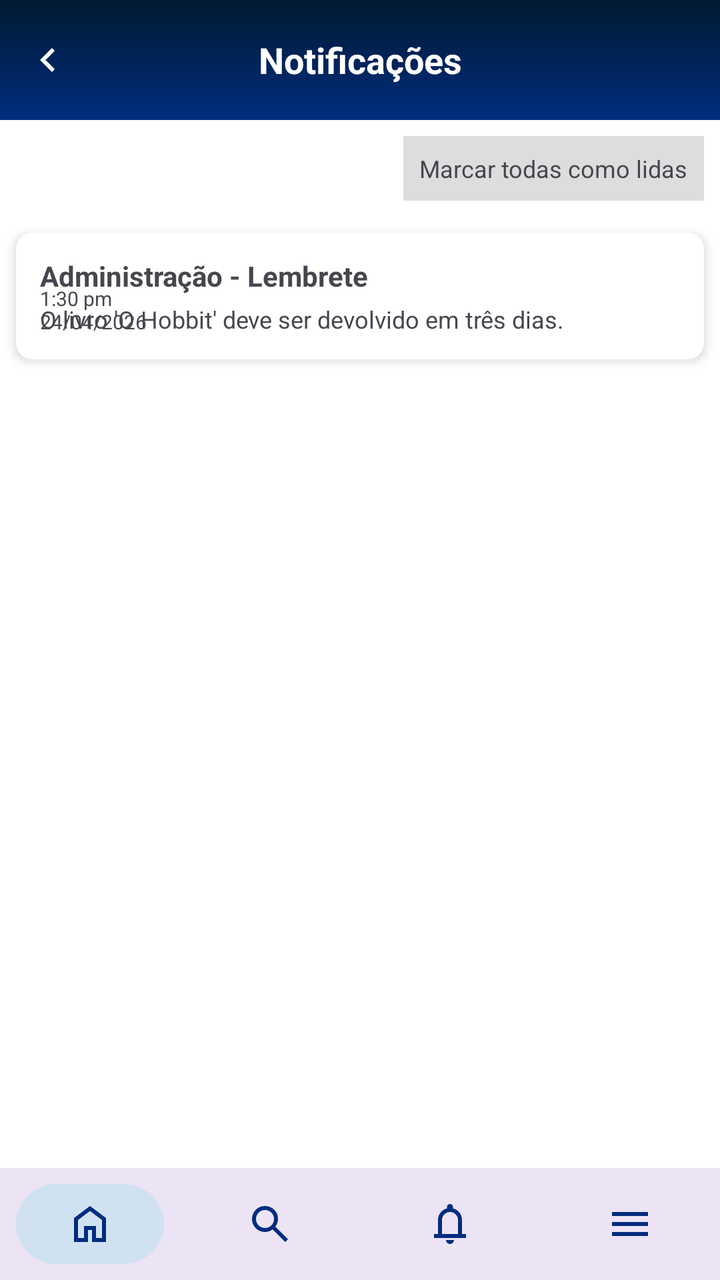
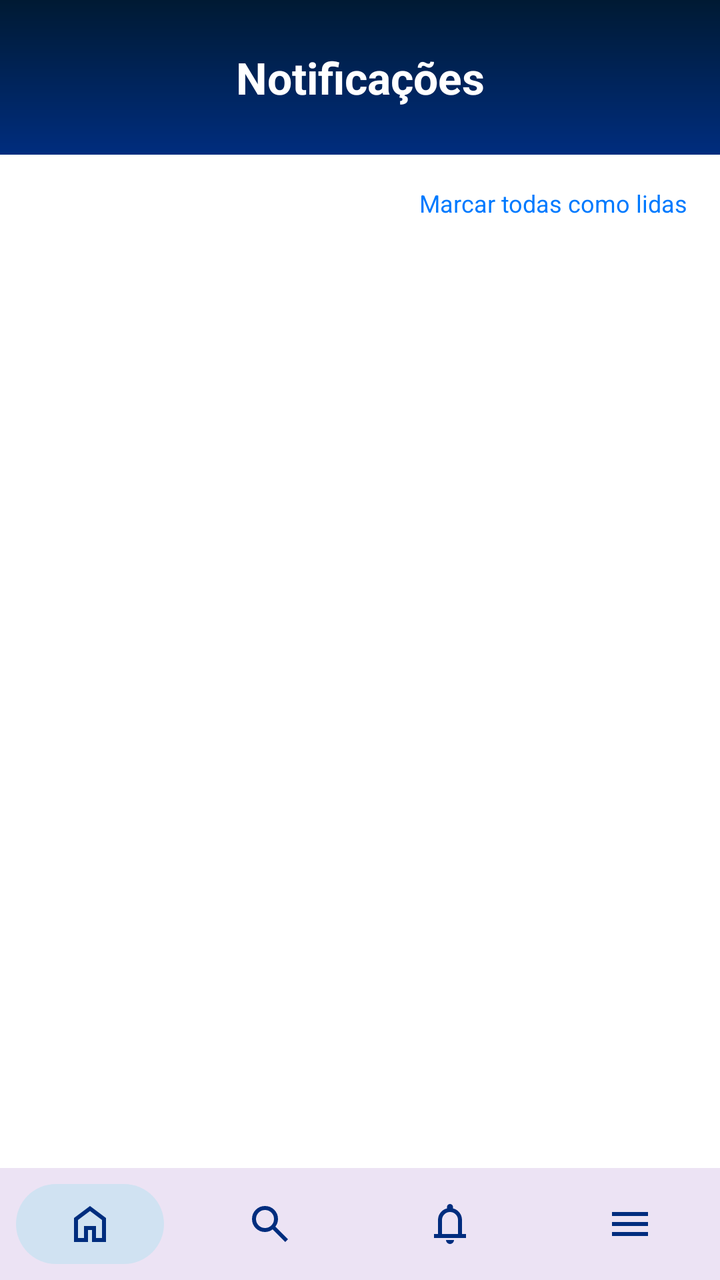

Screens rendered from an Android XML layout before and after an edit, with the pre-edit source and the edit as a unified diff.
<!-- AndroidManifest.xml: application theme Theme.Bibliotecaapp -->
<!-- res/layout/tela_notificacoes.xml -->
<?xml version="1.0" encoding="utf-8"?>
<LinearLayout
    xmlns:android="http://schemas.android.com/apk/res/android"
    xmlns:app="http://schemas.android.com/apk/res-auto"
    android:layout_width="match_parent"
    android:layout_height="match_parent"
    android:orientation="vertical"
    android:background="#FFFFFF">

    
    <LinearLayout
        android:layout_width="match_parent"
        android:layout_height="0dp"
        android:layout_weight="1"
        android:orientation="vertical">

        
        <RelativeLayout
            android:layout_width="match_parent"
            android:layout_height="60dp"
            android:background="@drawable/background_header">

            <ImageView
                android:id="@+id/btnVoltar"
                android:layout_width="24dp"
                android:layout_height="24dp"
                android:layout_centerVertical="true"
                android:layout_marginStart="12dp"
                android:src="@drawable/ic_leftarrow"
                app:tint="#FFFFFF"/>

            <TextView
                android:layout_width="match_parent"
                android:layout_height="wrap_content"
                android:layout_centerVertical="true"
                android:gravity="center"
                android:text="Notificações"
                android:textColor="#FFFFFF"
                android:textStyle="bold"
                android:textSize="18sp"/>
        </RelativeLayout>

        
        <TextView
            android:layout_width="wrap_content"
            android:layout_height="wrap_content"
            android:text="Marcar todas como lidas"
            android:layout_gravity="end"
            android:padding="8dp"
            android:layout_margin="8dp"
            android:background="#DDDDDD"
            android:textSize="12sp"/>

        
        <ScrollView
            android:layout_width="match_parent"
            android:layout_height="match_parent">

            <LinearLayout
                android:layout_width="match_parent"
                android:layout_height="wrap_content"
                android:orientation="vertical">

                
                <androidx.cardview.widget.CardView
                    android:layout_width="match_parent"
                    android:layout_height="wrap_content"
                    android:layout_margin="8dp"
                    app:cardElevation="3dp"
                    app:cardCornerRadius="8dp">

                    <RelativeLayout
                        android:layout_width="match_parent"
                        android:layout_height="wrap_content"
                        android:padding="12dp">

                        <TextView
                            android:layout_width="match_parent"
                            android:layout_height="wrap_content"
                            android:id="@+id/titulo1"
                            android:text="Administração - Lembrete"
                            android:textStyle="bold"
                            android:textSize="14sp"
                            android:layout_alignParentStart="true"/>

                        <TextView
                            android:layout_width="match_parent"
                            android:layout_height="wrap_content"
                            android:id="@+id/msg1"
                            android:text="O livro 'O Hobbit' deve ser devolvido em três dias."
                            android:textSize="12sp"
                            android:layout_below="@id/titulo1"
                            android:layout_marginTop="4dp"/>

                        <TextView
                            android:layout_width="match_parent"
                            android:layout_height="wrap_content"
                            android:text="1:30 pm\n24/04/2026"
                            android:textSize="10sp"
                            android:layout_alignParentEnd="true"
                            android:layout_alignParentBottom="true"/>

                        <View
                            android:layout_width="10dp"
                            android:layout_height="10dp"
                            android:layout_alignParentEnd="true"
                            android:layout_marginTop="2dp"
                            android:background="@drawable/nav_item_background"/>
                    </RelativeLayout>
                </androidx.cardview.widget.CardView>

                

            </LinearLayout>
        </ScrollView>

    </LinearLayout>

    
    <include layout="@layout/navbar_layout"/>

</LinearLayout>
<!-- res/layout/navbar_layout.xml (included above) -->
<?xml version="1.0" encoding="utf-8"?>
<com.google.android.material.bottomnavigation.BottomNavigationView
    xmlns:android="http://schemas.android.com/apk/res/android"
    xmlns:app="http://schemas.android.com/apk/res-auto"

    android:id="@+id/bottomNav"
    style="@style/NavBar"
    android:layout_width="match_parent"
    android:layout_height="wrap_content"

    app:menu="@menu/bottom_menu"/>
<!-- resources referenced by this layout -->
<resources>
  <!-- drawable background_header (drawable) -->
  <?xml version="1.0" encoding="utf-8"?>
  <shape xmlns:android="http://schemas.android.com/apk/res/android">
  
      <gradient
          android:type="linear"
          android:angle="270"
          android:startColor="#001A33"
          android:endColor="#002D7E" />
  
      <corners android:radius="0dp" />
  
  </shape>
  <!-- drawable ic_leftarrow (drawable) -->
  <vector xmlns:android="http://schemas.android.com/apk/res/android"
      android:width="24dp"
      android:height="24dp"
      android:viewportWidth="960"
      android:viewportHeight="960">
    <path
        android:pathData="M560,720 L320,480l240,-240 56,56 -184,184 184,184 -56,56Z"
        android:fillColor="#FFFFFF"/>
  </vector>
  <!-- drawable nav_item_background (drawable) -->
  <?xml version="1.0" encoding="utf-8"?>
  <selector xmlns:android="http://schemas.android.com/apk/res/android">
  
      
      <item android:state_checked="true">
          <inset
              android:insetLeft="8dp"
              android:insetRight="8dp"
              android:insetTop="8dp"
              android:insetBottom="8dp">
  
              <shape android:shape="rectangle">
                  <solid android:color="#D0E2F2"/>
                  <corners android:radius="100dp"/>
              </shape>
  
          </inset>
      </item>
  
      
      <item>
          <color android:color="@android:color/transparent"/>
      </item>
  
  </selector>
  <style name="NavBar" parent="Widget.MaterialComponents.BottomNavigationView">
          <item name="itemBackground">@drawable/nav_item_background</item>
          <item name="itemRippleColor">@android:color/transparent</item>
          <item name="itemIconTint">#002D7E</item>
          <item name="itemTextColor">@null</item>
          <item name="labelVisibilityMode">unlabeled</item>
      </style>
  <style name="Theme.Bibliotecaapp" parent="Base.Theme.Bibliotecaapp" />
  <style name="Base.Theme.Bibliotecaapp" parent="Theme.Material3.DayNight.NoActionBar">
          
          
      </style>
</resources>

<!-- the commit's change to res/layout/tela_notificacoes.xml (unified diff, before → after) -->
@@ -1,5 +1,6 @@
 <?xml version="1.0" encoding="utf-8"?>
 <LinearLayout
+    android:id="@+id/main"
     xmlns:android="http://schemas.android.com/apk/res/android"
     xmlns:app="http://schemas.android.com/apk/res-auto"
     android:layout_width="match_parent"
@@ -15,104 +16,30 @@
         android:orientation="vertical">
 
         
-        <RelativeLayout
-            android:layout_width="match_parent"
-            android:layout_height="60dp"
-            android:background="@drawable/background_header">
-
-            <ImageView
-                android:id="@+id/btnVoltar"
-                android:layout_width="24dp"
-                android:layout_height="24dp"
-                android:layout_centerVertical="true"
-                android:layout_marginStart="12dp"
-                android:src="@drawable/ic_leftarrow"
-                app:tint="#FFFFFF"/>
-
-            <TextView
-                android:layout_width="match_parent"
-                android:layout_height="wrap_content"
-                android:layout_centerVertical="true"
-                android:gravity="center"
-                android:text="Notificações"
-                android:textColor="#FFFFFF"
-                android:textStyle="bold"
-                android:textSize="18sp"/>
-        </RelativeLayout>
+        <TextView
+            android:id="@+id/txtTitulo"
+            style="@style/AppHeader"
+            android:text="Notificações"/>
 
         
         <TextView
+            android:id="@+id/btnLimpar"
             android:layout_width="wrap_content"
             android:layout_height="wrap_content"
             android:text="Marcar todas como lidas"
             android:layout_gravity="end"
             android:padding="8dp"
             android:layout_margin="8dp"
-            android:background="#DDDDDD"
-            android:textSize="12sp"/>
+            android:textSize="12sp"
+            android:textColor="#007AFF"
+            android:background="@android:color/transparent"/>
 
         
-        <ScrollView
+        <androidx.recyclerview.widget.RecyclerView
+            android:id="@+id/recyclerNotificacoes"
             android:layout_width="match_parent"
-            android:layout_height="match_parent">
-
-            <LinearLayout
-                android:layout_width="match_parent"
-                android:layout_height="wrap_content"
-                android:orientation="vertical">
-
-                
-                <androidx.cardview.widget.CardView
-                    android:layout_width="match_parent"
-                    android:layout_height="wrap_content"
-                    android:layout_margin="8dp"
-                    app:cardElevation="3dp"
-                    app:cardCornerRadius="8dp">
-
-                    <RelativeLayout
-                        android:layout_width="match_parent"
-                        android:layout_height="wrap_content"
-                        android:padding="12dp">
-
-                        <TextView
-                            android:layout_width="match_parent"
-                            android:layout_height="wrap_content"
-                            android:id="@+id/titulo1"
-                            android:text="Administração - Lembrete"
-                            android:textStyle="bold"
-                            android:textSize="14sp"
-                            android:layout_alignParentStart="true"/>
-
-                        <TextView
-                            android:layout_width="match_parent"
-                            android:layout_height="wrap_content"
-                            android:id="@+id/msg1"
-                            android:text="O livro 'O Hobbit' deve ser devolvido em três dias."
-                            android:textSize="12sp"
-                            android:layout_below="@id/titulo1"
-                            android:layout_marginTop="4dp"/>
-
-                        <TextView
-                            android:layout_width="match_parent"
-                            android:layout_height="wrap_content"
-                            android:text="1:30 pm\n24/04/2026"
-                            android:textSize="10sp"
-                            android:layout_alignParentEnd="true"
-                            android:layout_alignParentBottom="true"/>
-
-                        <View
-                            android:layout_width="10dp"
-                            android:layout_height="10dp"
-                            android:layout_alignParentEnd="true"
-                            android:layout_marginTop="2dp"
-                            android:background="@drawable/nav_item_background"/>
-                    </RelativeLayout>
-                </androidx.cardview.widget.CardView>
-
-                
-
-            </LinearLayout>
-        </ScrollView>
+            android:layout_height="match_parent"
+            android:padding="4dp"/>
 
     </LinearLayout>
 
<!-- resource entries referenced after the edit -->
@@ -1,5 +1,25 @@
 <!-- resources referenced by this layout -->
 <resources>
+  <style name="AppHeader">
+          <item name="android:layout_width">match_parent</item>
+          <item name="android:layout_height">wrap_content</item>
+          <item name="android:background">@drawable/background_header</item>
+          <item name="android:gravity">center</item>
+  
+          
+          <item name="android:paddingStart">24dp</item>
+          <item name="android:paddingEnd">24dp</item>
+  
+          
+          <item name="android:paddingTop">24dp</item>
+          <item name="android:paddingBottom">24dp</item>
+          <item name="android:minHeight">72dp</item>
+  
+          
+          <item name="android:textColor">#FFFFFF</item>
+          <item name="android:textSize">22sp</item>
+          <item name="android:textStyle">bold</item>
+      </style>
   <!-- drawable background_header (drawable) -->
   <?xml version="1.0" encoding="utf-8"?>
   <shape xmlns:android="http://schemas.android.com/apk/res/android">
@@ -13,16 +33,6 @@
       <corners android:radius="0dp" />
   
   </shape>
-  <!-- drawable ic_leftarrow (drawable) -->
-  <vector xmlns:android="http://schemas.android.com/apk/res/android"
-      android:width="24dp"
-      android:height="24dp"
-      android:viewportWidth="960"
-      android:viewportHeight="960">
-    <path
-        android:pathData="M560,720 L320,480l240,-240 56,56 -184,184 184,184 -56,56Z"
-        android:fillColor="#FFFFFF"/>
-  </vector>
   <!-- drawable nav_item_background (drawable) -->
   <?xml version="1.0" encoding="utf-8"?>
   <selector xmlns:android="http://schemas.android.com/apk/res/android">
